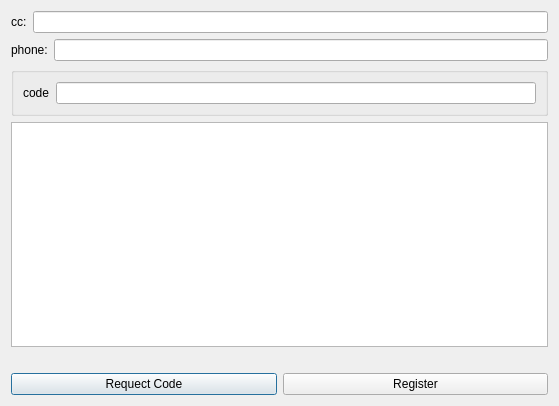
First picture: the form in demo/registerdialog.ui, repository Whatsapp-Protocol/Gorgeous-Whatsapp, before the edit.
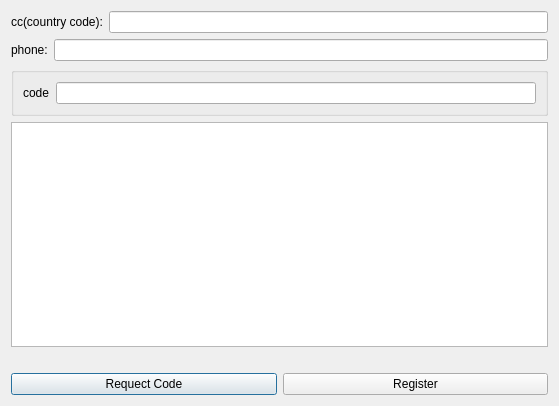
Second picture: the form after the edit.

Diff of the .ui file:
```diff
--- a/demo/registerdialog.ui
+++ b/demo/registerdialog.ui
@@ -19,7 +19,7 @@
      <item>
       <widget class="QLabel" name="label">
        <property name="text">
-        <string>cc:</string>
+        <string>cc(country code):</string>
        </property>
       </widget>
      </item>
```
Left out of the diff: 2 changed lines with no effect on the pictures.
